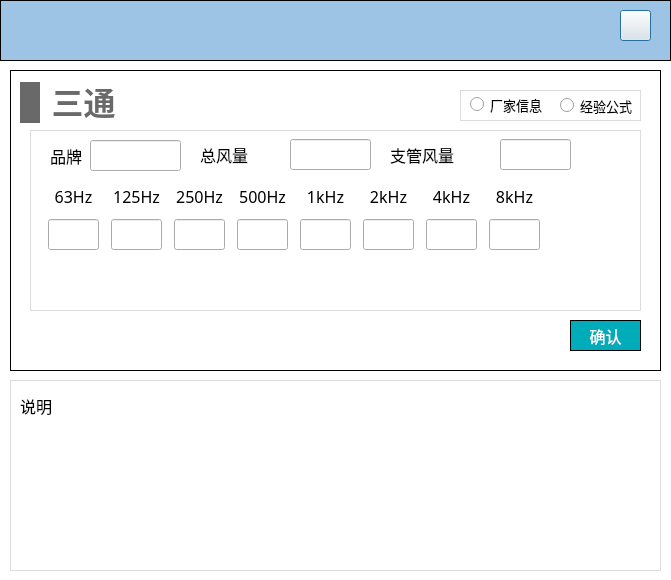
First picture: the form in NoiseCalSoft/inputDialog/dialog_tee.ui, repository haobana/NoiCal, before the edit.
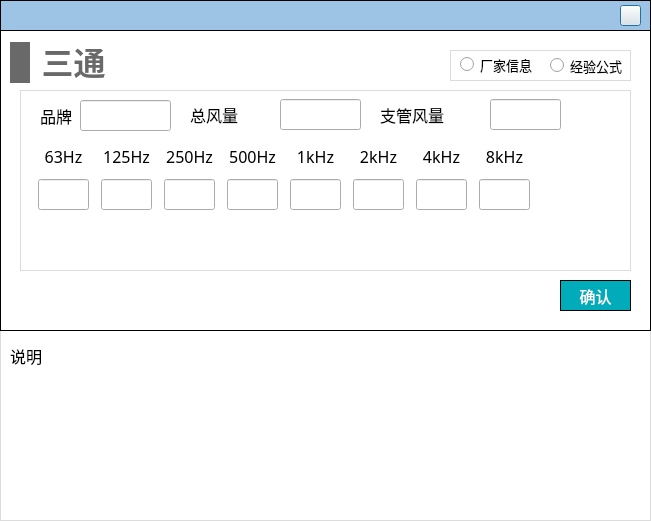
Second picture: the form after the edit. Icons and pictures are not drawn.

Patch:
```diff
--- a/NoiseCalSoft/inputDialog/dialog_tee.ui
+++ b/NoiseCalSoft/inputDialog/dialog_tee.ui
@@ -6,15 +6,14 @@
    <rect>
     <x>0</x>
     <y>0</y>
-    <width>671</width>
-    <height>580</height>
+    <width>651</width>
+    <height>521</height>
    </rect>
   </property>
-  <property name="minimumSize">
-   <size>
-    <width>671</width>
-    <height>580</height>
-   </size>
+  <property name="font">
+   <font>
+    <family>黑体</family>
+   </font>
   </property>
   <property name="windowTitle">
    <string>Dialog</string>
@@ -42,8 +41,8 @@
     <rect>
      <x>0</x>
      <y>0</y>
-     <width>671</width>
-     <height>61</height>
+     <width>651</width>
+     <height>31</height>
     </rect>
    </property>
    <property name="styleSheet">
@@ -58,9 +57,9 @@
     <property name="geometry">
      <rect>
       <x>620</x>
-      <y>10</y>
-      <width>31</width>
-      <height>31</height>
+      <y>5</y>
+      <width>21</width>
+      <height>21</height>
      </rect>
     </property>
     <property name="styleSheet">
@@ -74,8 +73,8 @@
   <widget class="QWidget" name="widget_terminal" native="true">
    <property name="geometry">
     <rect>
-     <x>10</x>
-     <y>70</y>
+     <x>0</x>
+     <y>30</y>
      <width>651</width>
      <height>301</height>
     </rect>
@@ -103,8 +102,23 @@
 
 QLabel
 {
-font-family: 'Microsoft YaHei';
+font-family: '黑体';
 font-size: 16px;
+}
+
+QLineEdit
+{
+font-family: '黑体';
+}
+
+QRadioButton
+{
+font-family: '黑体';
+}
+
+QPushButton
+{
+font-family: '黑体';
 }</string>
     </property>
     <widget class="QWidget" name="layoutWidget">
@@ -135,7 +149,7 @@
           </property>
           <property name="font">
            <font>
-            <family>Microsoft YaHei</family>
+            <family>黑体</family>
             <pointsize>-1</pointsize>
            </font>
           </property>
@@ -189,7 +203,7 @@
           </property>
           <property name="font">
            <font>
-            <family>Microsoft YaHei</family>
+            <family>黑体</family>
             <pointsize>-1</pointsize>
            </font>
           </property>
@@ -243,7 +257,7 @@
           </property>
           <property name="font">
            <font>
-            <family>Microsoft YaHei</family>
+            <family>黑体</family>
             <pointsize>-1</pointsize>
            </font>
           </property>
@@ -297,7 +311,7 @@
           </property>
           <property name="font">
            <font>
-            <family>Microsoft YaHei</family>
+            <family>黑体</family>
             <pointsize>-1</pointsize>
            </font>
           </property>
@@ -351,7 +365,7 @@
           </property>
           <property name="font">
            <font>
-            <family>Microsoft YaHei</family>
+            <family>黑体</family>
             <pointsize>-1</pointsize>
            </font>
           </property>
@@ -408,7 +422,7 @@
           </property>
           <property name="font">
            <font>
-            <family>Microsoft YaHei</family>
+            <family>黑体</family>
             <pointsize>-1</pointsize>
            </font>
           </property>
@@ -462,7 +476,7 @@
           </property>
           <property name="font">
            <font>
-            <family>Microsoft YaHei</family>
+            <family>黑体</family>
             <pointsize>-1</pointsize>
            </font>
           </property>
@@ -516,7 +530,7 @@
           </property>
           <property name="font">
            <font>
-            <family>Microsoft YaHei</family>
+            <family>黑体</family>
             <pointsize>-1</pointsize>
            </font>
           </property>
@@ -625,7 +639,7 @@
        </property>
        <property name="font">
         <font>
-         <family>Microsoft YaHei</family>
+         <family>黑体</family>
          <pointsize>-1</pointsize>
         </font>
        </property>
@@ -660,7 +674,7 @@
        </property>
        <property name="font">
         <font>
-         <family>Microsoft YaHei</family>
+         <family>黑体</family>
          <pointsize>-1</pointsize>
         </font>
        </property>
@@ -681,7 +695,7 @@
        </property>
        <property name="font">
         <font>
-         <family>Microsoft YaHei</family>
+         <family>黑体</family>
          <pointsize>-1</pointsize>
         </font>
        </property>
@@ -712,7 +726,7 @@
      </property>
      <property name="font">
       <font>
-       <family>Microsoft YaHei</family>
+       <family>黑体</family>
        <pointsize>-1</pointsize>
       </font>
      </property>
@@ -742,7 +756,7 @@
     </property>
     <property name="font">
      <font>
-      <family>Microsoft YaHei</family>
+      <family>黑体</family>
       <pointsize>12</pointsize>
      </font>
     </property>
@@ -852,7 +866,7 @@
      </property>
      <property name="font">
       <font>
-       <family>Microsoft YaHei</family>
+       <family>黑体</family>
        <pointsize>10</pointsize>
       </font>
      </property>
@@ -871,7 +885,7 @@
      </property>
      <property name="font">
       <font>
-       <family>Microsoft YaHei</family>
+       <family>黑体</family>
        <pointsize>10</pointsize>
       </font>
      </property>
@@ -884,8 +898,8 @@
   <widget class="QStackedWidget" name="stackedWidget_descri">
    <property name="geometry">
     <rect>
-     <x>10</x>
-     <y>380</y>
+     <x>0</x>
+     <y>330</y>
      <width>651</width>
      <height>191</height>
     </rect>
@@ -989,6 +1003,7 @@
       </property>
       <property name="font">
        <font>
+        <family>黑体</family>
         <pointsize>12</pointsize>
        </font>
       </property>
@@ -1000,6 +1015,9 @@
    </widget>
    <widget class="QWidget" name="page_white"/>
   </widget>
+  <zorder>widget_top</zorder>
+  <zorder>stackedWidget_descri</zorder>
+  <zorder>widget_terminal</zorder>
  </widget>
  <resources/>
  <connections/>
```
